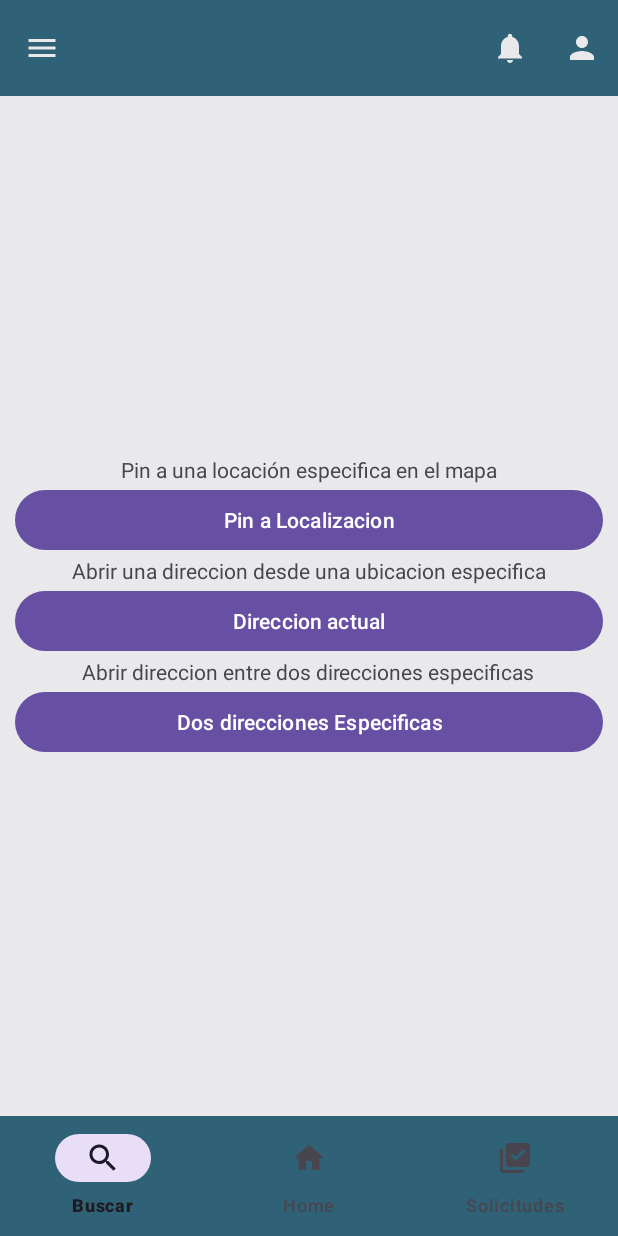
After one commit to JairoAlan/EduXploraAndroid, an Android app: the fragment localizaciongps placed in its activity, on a phone screen of 412 x 824 dp. The commit adds this screen. Run offline under Robolectric (Android 15) with nearby library versions, the phone set to English and light mode, and no system bars; network calls fail.

Commit message:
Gps ejemplo...

```diff
--- a/app/build.gradle.kts
+++ b/app/build.gradle.kts
@@ -42,6 +42,7 @@ dependencies {
     implementation("androidx.appcompat:appcompat:1.6.1")
     implementation("com.google.android.material:material:1.11.0")
     implementation("androidx.constraintlayout:constraintlayout:2.1.4")
+    implementation("androidx.activity:activity:1.8.0")
     testImplementation("junit:junit:4.13.2")
     androidTestImplementation("androidx.test.ext:junit:1.1.5")
     androidTestImplementation("androidx.test.espresso:espresso-core:3.5.1")
--- a/app/src/main/java/com/example/eduxplorap/MainActivity.java
+++ b/app/src/main/java/com/example/eduxplorap/MainActivity.java
@@ -74,7 +74,7 @@ public class MainActivity extends AppCompatActivity {
             if(item.getItemId() == R.id.iNoti){
                 replaceFragment(new Notificacion_Fragment());
             }else if(item.getItemId() == R.id.iCuenta){
-                replaceFragment(new buscar_Coor());
+                replaceFragment(new localizaciongps());
             }
 
             return true;
--- /dev/null
+++ b/app/src/main/java/com/example/eduxplorap/localizaciongps.java
@@ -0,0 +1,123 @@
+package com.example.eduxplorap;
+
+import android.content.Intent;
+import android.net.Uri;
+import android.os.Bundle;
+
+import androidx.fragment.app.Fragment;
+
+import android.view.LayoutInflater;
+import android.view.View;
+import android.view.ViewGroup;
+
+import com.google.android.material.button.MaterialButton;
+
+/**
+ * A simple {@link Fragment} subclass.
+ * Use the {@link localizaciongps#newInstance} factory method to
+ * create an instance of this fragment.
+ */
+public class localizaciongps extends Fragment {
+
+    MaterialButton BtnpinLocacion,BtnDireccionUno,BtnDireccionDos;
+
+    String latitud,longitud,latitudUno, longitudUno, latitudDos, longitudDos;
+
+    // TODO: Rename parameter arguments, choose names that match
+    // the fragment initialization parameters, e.g. ARG_ITEM_NUMBER
+    private static final String ARG_PARAM1 = "param1";
+    private static final String ARG_PARAM2 = "param2";
+
+    // TODO: Rename and change types of parameters
+    private String mParam1;
+    private String mParam2;
+
+    public localizaciongps() {
+        // Required empty public constructor
+    }
+
+    /**
+     * Use this factory method to create a new instance of
+     * this fragment using the provided parameters.
+     *
+     * @param param1 Parameter 1.
+     * @param param2 Parameter 2.
+     * @return A new instance of fragment localizaciongps.
+     */
+    // TODO: Rename and change types and number of parameters
+    public static localizaciongps newInstance(String param1, String param2) {
+        localizaciongps fragment = new localizaciongps();
+        Bundle args = new Bundle();
+        args.putString(ARG_PARAM1, param1);
+        args.putString(ARG_PARAM2, param2);
+        fragment.setArguments(args);
+        return fragment;
+    }
+
+    @Override
+    public void onCreate(Bundle savedInstanceState) {
+        super.onCreate(savedInstanceState);
+        if (getArguments() != null) {
+            mParam1 = getArguments().getString(ARG_PARAM1);
+            mParam2 = getArguments().getString(ARG_PARAM2);
+        }
+    }
+
+    @Override
+    public View onCreateView(LayoutInflater inflater, ViewGroup container,
+                             Bundle savedInstanceState) {
+
+        View view = inflater.inflate(R.layout.fragment_localizaciongps, container, false);
+        BtnpinLocacion = view.findViewById(R.id.BtnpinLocacion);
+        BtnDireccionUno = view.findViewById(R.id.BtnDireccionUno);
+        BtnDireccionDos = view.findViewById(R.id.BtnDireccionDos);
+
+        BtnpinLocacion.setOnClickListener(new View.OnClickListener() {
+            @Override
+            public void onClick(View v) {
+                latitud = "20.1352722";
+                longitud = "-98.383043";
+                pinLocationMap(latitudUno,longitudUno);
+            }
+        });
+
+        BtnDireccionUno.setOnClickListener(v-> {
+            latitudUno = "19.3906594";
+            longitudUno = "-99.3084253";
+            direccionActual(latitudUno,longitudUno);
+        });
+
+        BtnDireccionDos.setOnClickListener(v-> {
+            latitud = "20.1352722";
+            longitud = "-98.383043";
+            latitudUno = "19.3906594";
+            longitudUno = "-99.3084253";
+            direcccionEntreDosPuntos(latitud,longitud,latitudUno,longitudUno);
+        });
+
+
+        return view;
+    }
+
+    public void pinLocationMap(String latitud, String longitud){
+
+        Uri mapUri = Uri.parse("https://maps.google.com/maps/search/"+latitud+","+longitud);
+        Intent intent = new Intent(Intent.ACTION_VIEW,mapUri);
+        startActivity(intent);
+
+    }
+
+    public void direccionActual(String destinoLatitud, String destinoLongitud){
+        Uri mapUri = Uri.parse("https://maps.google.com/maps?daddr="+destinoLatitud+","+destinoLongitud);
+        Intent intent = new Intent(Intent.ACTION_VIEW,mapUri);
+        startActivity(intent);
+    }
+
+    public void direcccionEntreDosPuntos(String puntoUnolatitud, String puntoUnolongitud, String destinoLatitud, String destinoLongitud){
+        Uri mapUri = Uri.parse("https://maps.google.com/maps?saddr="+puntoUnolatitud+","+puntoUnolongitud+"&daddr="+destinoLatitud+","+destinoLongitud);
+        Intent intent = new Intent(Intent.ACTION_VIEW, mapUri);
+        startActivity(intent);
+    }
+
+//Fin
+}
--- /dev/null
+++ b/app/src/main/res/layout/fragment_localizaciongps.xml
@@ -0,0 +1,55 @@
+<?xml version="1.0" encoding="utf-8"?>
+<FrameLayout xmlns:android="http://schemas.android.com/apk/res/android"
+    xmlns:tools="http://schemas.android.com/tools"
+    android:layout_width="match_parent"
+    android:layout_height="match_parent"
+    tools:context=".localizaciongps">
+
+    <!-- TODO: Update blank fragment layout -->
+    <LinearLayout xmlns:android="http://schemas.android.com/apk/res/android"
+        xmlns:app="http://schemas.android.com/apk/res-auto"
+        xmlns:tools="http://schemas.android.com/tools"
+        android:id="@+id/main"
+        android:orientation="vertical"
+        android:gravity="center"
+        android:padding="10sp"
+        android:layout_width="match_parent"
+        android:layout_height="match_parent"
+        tools:context=".Localizacion">
+
+        <TextView
+            android:layout_width="wrap_content"
+            android:layout_height="wrap_content"
+            android:text="Pin a una locación especifica en el mapa"/>
+
+        <com.google.android.material.button.MaterialButton
+            android:layout_width="match_parent"
+            android:layout_height="wrap_content"
+            android:id="@+id/BtnpinLocacion"
+            android:text="Pin a Localizacion"/>
+
+        <TextView
+            android:layout_width="wrap_content"
+            android:layout_height="wrap_content"
+            android:text="Abrir una direccion desde una ubicacion especifica"/>
+
+        <com.google.android.material.button.MaterialButton
+            android:layout_width="match_parent"
+            android:layout_height="wrap_content"
+            android:id="@+id/BtnDireccionUno"
+            android:text="Direccion actual"/>
+
+        <TextView
+            android:layout_width="wrap_content"
+            android:layout_height="wrap_content"
+            android:text="Abrir direccion entre dos direcciones especificas"/>
+
+        <com.google.android.material.button.MaterialButton
+            android:layout_width="match_parent"
+            android:layout_height="wrap_content"
+            android:id="@+id/BtnDireccionDos"
+            android:text="Dos direcciones Especificas"/>
+
+    </LinearLayout>
+
+</FrameLayout>
```
Also changed, not shown: app/src/main/AndroidManifest.xml (+6 -1 lines).
